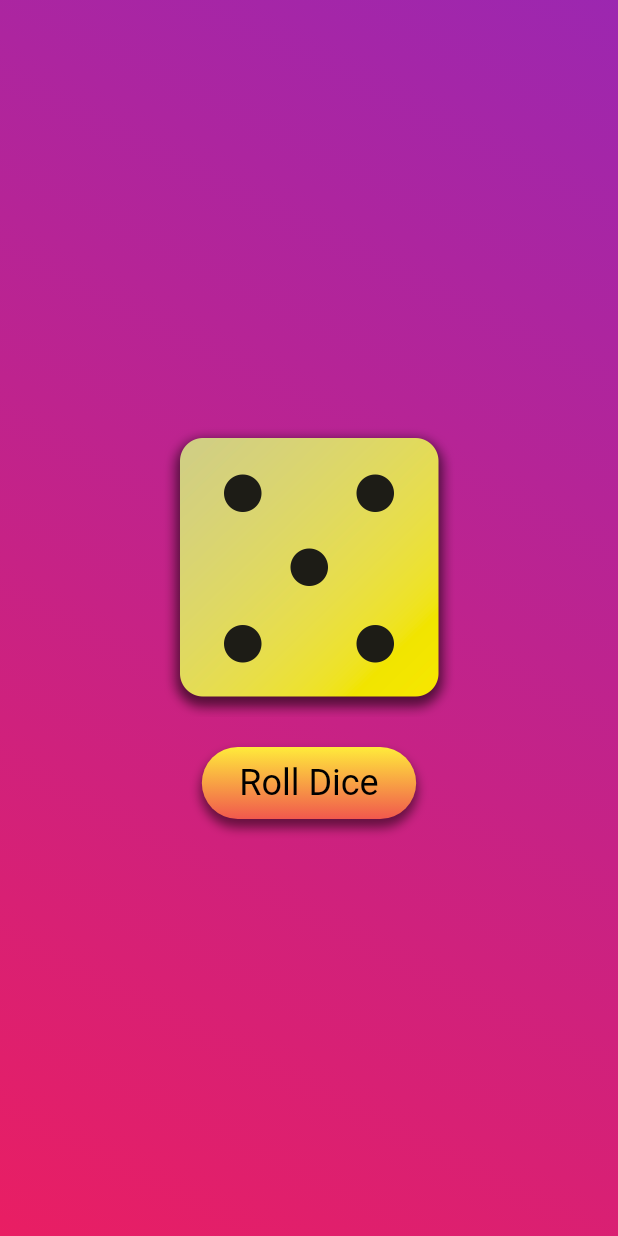
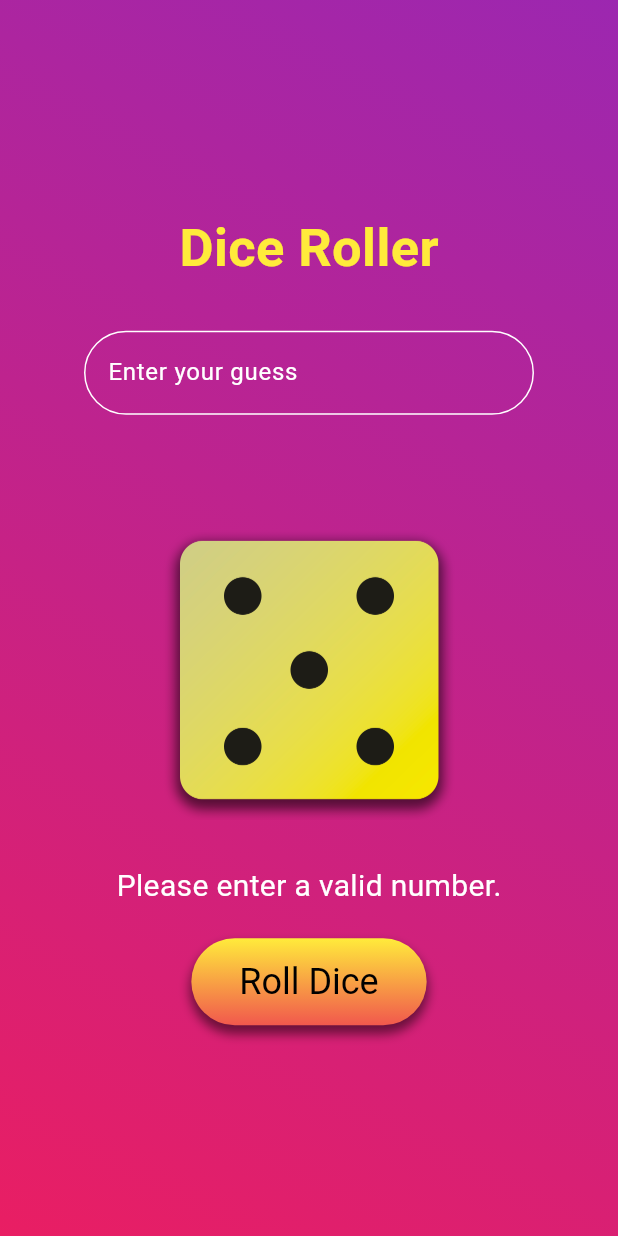
Before and after one commit to thieng101/flutter_application_1, a Flutter app: the screen it shows after launch, after a tap on "Roll Dice", on a phone screen of 412 x 824 dp. Run offline on Flutter 3.47's test engine with Material 3 defaults, Android fonts, the phone set to English and light mode, and no system bars.

Commit message:
compelete make the app function

```diff
--- a/lib/dice_roller.dart
+++ b/lib/dice_roller.dart
@@ -1,29 +1,5 @@
 import 'package:flutter/material.dart';
 import 'dart:math';
-
-void main() {
-  runApp(const MyApp());
-}
-
-class MyApp extends StatelessWidget {
-  const MyApp({Key? key}) : super(key: key);
-
-  @override
-  Widget build(BuildContext context) {
-    return MaterialApp(
-      title: 'Dice Roller',
-      theme: ThemeData(
-        primarySwatch: Colors.blue,
-      ),
-      home: const Scaffold(
-        backgroundColor: Colors.white,
-        body: Center(
-          child: DiceRoller(),
-        ),
-      ),
-    );
-  }
-}
 
 class DiceRoller extends StatefulWidget {
   const DiceRoller({Key? key}) : super(key: key);
@@ -37,6 +13,8 @@ class _DiceRollerState extends State<DiceRoller>
   int currentDiceRoll = 1;
   late AnimationController _controller;
   late Animation<double> _rotationAnimation;
+  final TextEditingController _guessController = TextEditingController();
+  String _message = "";
 
   @override
   void initState() {
@@ -61,6 +39,19 @@ class _DiceRollerState extends State<DiceRoller>
 
     setState(() {
       currentDiceRoll = newRoll; // Update the state with the new different roll
+      // Compare with the user's guess
+      final userGuess = int.tryParse(_guessController.text);
+      if (userGuess != null) {
+        if (userGuess < 1 || userGuess > 6) {
+          _message = "Enter a number between 1 and 6.";
+        } else if (userGuess == newRoll) {
+          _message = "You guessed right!";
+        } else {
+          _message = "You guessed wrong. It was $newRoll.";
+        }
+      } else {
+        _message = "Please enter a valid number.";
+      }
     });
 
     _controller.forward(from: 0); // Start the animation from 0 each time
@@ -69,6 +60,7 @@ class _DiceRollerState extends State<DiceRoller>
   @override
   void dispose() {
     _controller.dispose();
+    _guessController.dispose();
     super.dispose();
   }
 
@@ -82,11 +74,7 @@ class _DiceRollerState extends State<DiceRoller>
           child: child,
         );
       },
-      child: Container(
-        width: 200,
-        height: 200,
-        child: Image.asset('assets/image/dice-$currentDiceRoll.png'),
-      ),
+      child: Image.asset('assets/image/dice-$currentDiceRoll.png', width: 200),
     );
   }
 
@@ -95,9 +83,51 @@ class _DiceRollerState extends State<DiceRoller>
     return Column(
       mainAxisSize: MainAxisSize.min,
       children: [
+        //add padding to text field
+        const Padding(
+            padding: EdgeInsets.only(bottom: 30),
+            child: Text("Dice Roller",
+                style: TextStyle(
+                    fontSize: 35,
+                    fontWeight: FontWeight.w600,
+                    color: Colors.yellow,
+                    fontFamily: "Roboto"))),
+        Padding(
+            padding: const EdgeInsets.only(bottom: 70.0),
+            child: SizedBox(
+                width: 300,
+                child: TextField(
+                  style: const TextStyle(
+                      color: Colors.white, fontWeight: FontWeight.bold),
+                  controller: _guessController,
+                  decoration: const InputDecoration(
+                    labelText: "Enter your guess",
+                    labelStyle: TextStyle(color: Colors.white),
+                    enabledBorder: OutlineInputBorder(
+                      // Used when the TextField is enabled and not focused
+                      borderRadius: BorderRadius.all(Radius.circular(30)),
+                      borderSide: BorderSide(
+                          color:
+                              Colors.white), // Set border color to black here
+                    ),
+                    focusedBorder: OutlineInputBorder(
+                      // Used when the TextField is focused
+                      borderRadius: BorderRadius.all(Radius.circular(30)),
+                      borderSide: BorderSide(
+                          color:
+                              Colors.white), // Set border color to black here
+                    ),
+                  ),
+                  keyboardType: TextInputType.number,
+                ))),
+        Padding(
+          padding: const EdgeInsets.only(bottom: 30),
+          child: _buildDiceImage(),
+        ),
         Padding(
           padding: const EdgeInsets.only(bottom: 20),
-          child: _buildDiceImage(),
+          child: Text(_message,
+              style: const TextStyle(fontSize: 20, color: Colors.white)),
         ),
         Container(
           decoration: BoxDecoration(
@@ -140,7 +170,7 @@ class _DiceRollerState extends State<DiceRoller>
               ),
               padding: MaterialStateProperty.all<EdgeInsets>(
                 const EdgeInsets.symmetric(
-                    horizontal: 25, vertical: 10), // Adjust padding
+                    horizontal: 32, vertical: 15), // Adjust padding
               ),
               shadowColor: MaterialStateProperty.all(Colors.transparent),
             ),
--- a/lib/main.dart
+++ b/lib/main.dart
@@ -4,6 +4,7 @@ import 'package:flutter_application_1/gradient_container.dart';
 void main() {
   runApp(
     const MaterialApp(
+      title: 'Dice Roller',
       home: Scaffold(
         backgroundColor: Colors.pink,
         body: GradientContainer(
```
Also changed, not shown: lib/test.dart (+59 -59 lines).
